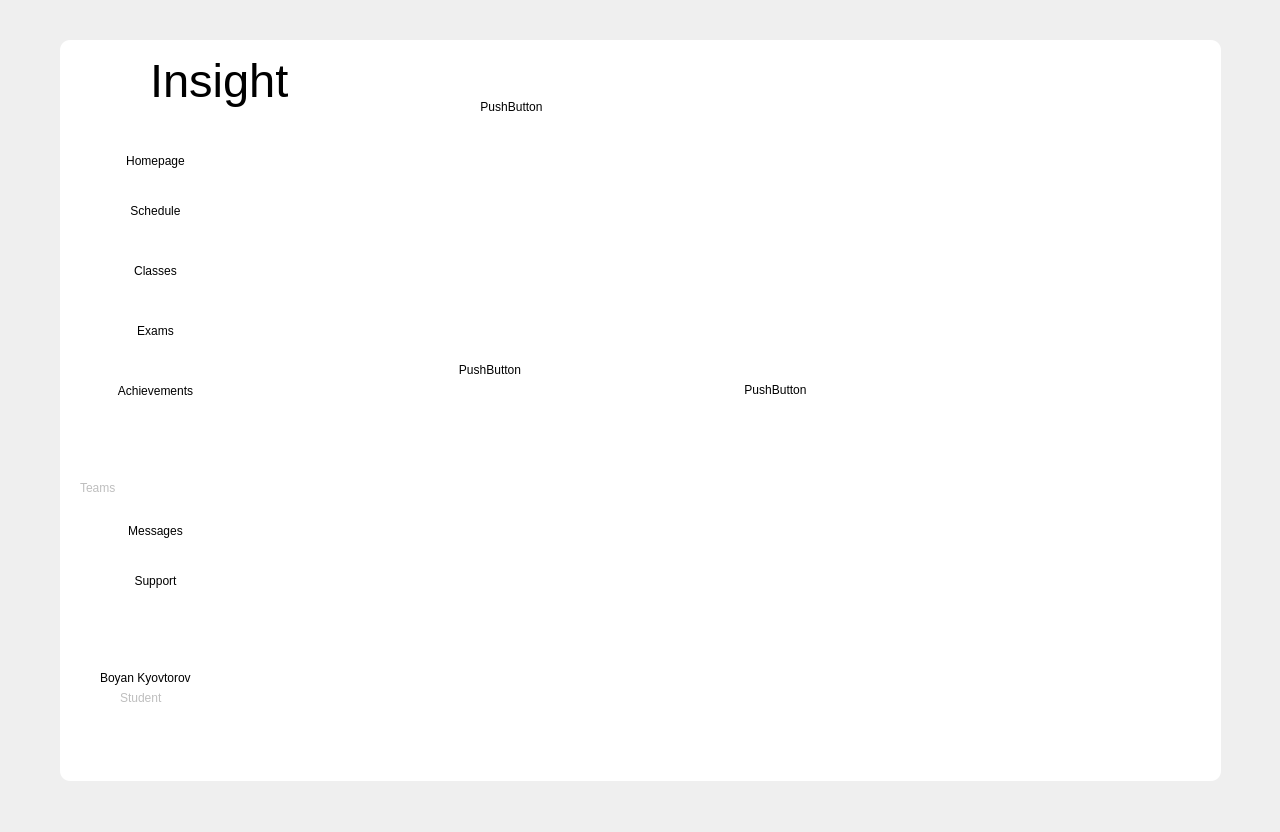
Old version of the form mainwindow.ui in the repository codingburgas/school-project-assignment-insight.
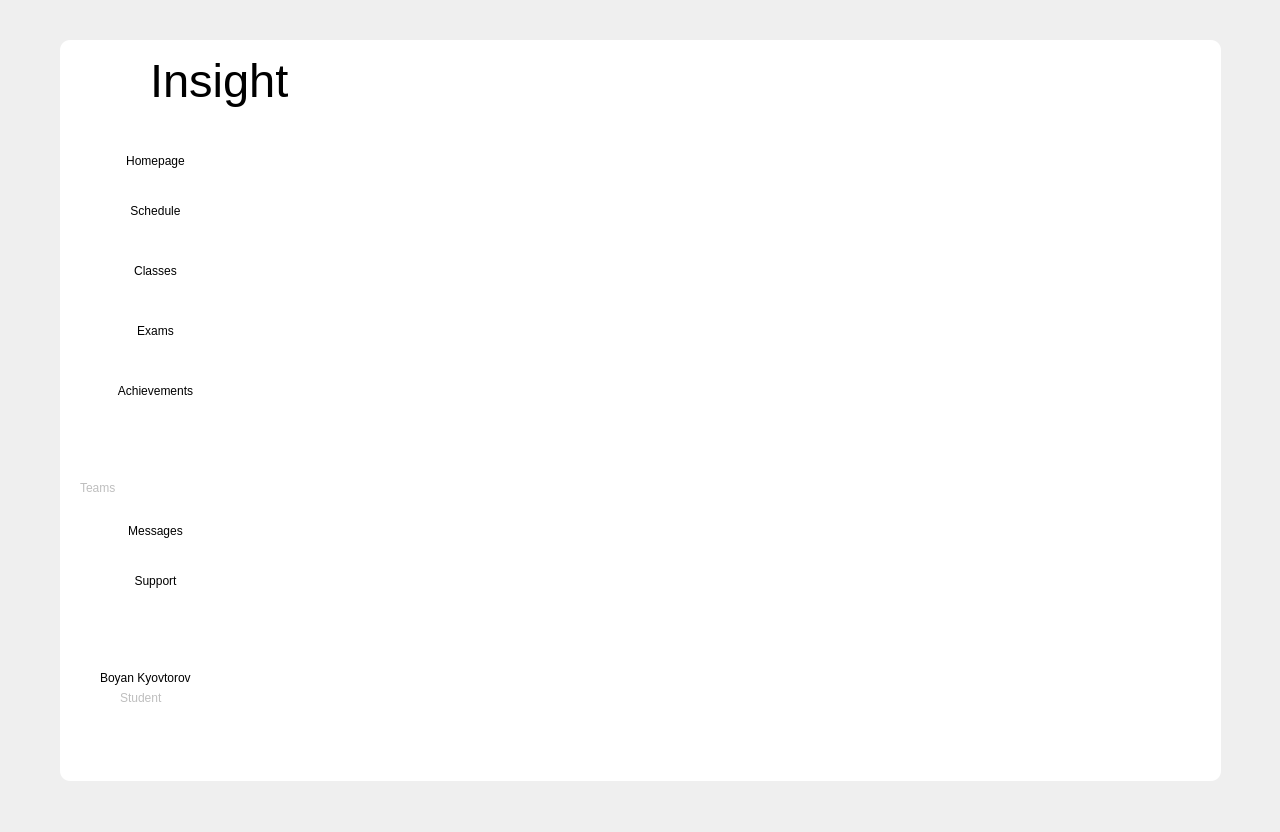
New version of the form. Icons and pictures are not drawn.

Commit message: Add functionality for editing questions

The edit to the form file:
```diff
--- a/mainwindow.ui
+++ b/mainwindow.ui
@@ -2711,65 +2711,7 @@
         <height>651</height>
        </rect>
       </property>
-      <widget class="QWidget" name="AllExams">
-       <widget class="QWidget" name="gridLayoutWidget">
-        <property name="geometry">
-         <rect>
-          <x>320</x>
-          <y>200</y>
-          <width>271</width>
-          <height>201</height>
-         </rect>
-        </property>
-        <layout class="QGridLayout" name="gridLayout">
-         <item row="0" column="0">
-          <widget class="QPushButton" name="pushButton">
-           <property name="text">
-            <string>PushButton</string>
-           </property>
-          </widget>
-         </item>
-        </layout>
-       </widget>
-       <widget class="QWidget" name="formLayoutWidget">
-        <property name="geometry">
-         <rect>
-          <x>160</x>
-          <y>10</y>
-          <width>160</width>
-          <height>80</height>
-         </rect>
-        </property>
-        <layout class="QFormLayout" name="formLayout">
-         <item row="0" column="0">
-          <widget class="QPushButton" name="pushButton_2">
-           <property name="text">
-            <string>PushButton</string>
-           </property>
-          </widget>
-         </item>
-        </layout>
-       </widget>
-       <widget class="QWidget" name="verticalLayoutWidget">
-        <property name="geometry">
-         <rect>
-          <x>90</x>
-          <y>240</y>
-          <width>160</width>
-          <height>80</height>
-         </rect>
-        </property>
-        <layout class="QVBoxLayout" name="verticalLayout">
-         <item>
-          <widget class="QPushButton" name="pushButton_3">
-           <property name="text">
-            <string>PushButton</string>
-           </property>
-          </widget>
-         </item>
-        </layout>
-       </widget>
-      </widget>
+      <widget class="QWidget" name="AllExams"/>
       <widget class="QWidget" name="ITExams">
        <widget class="QWidget" name="widget_119" native="true">
         <property name="geometry">
```
Left out of the diff: 9 changed lines with no effect on the pictures. The commit also changes 2 other files.
